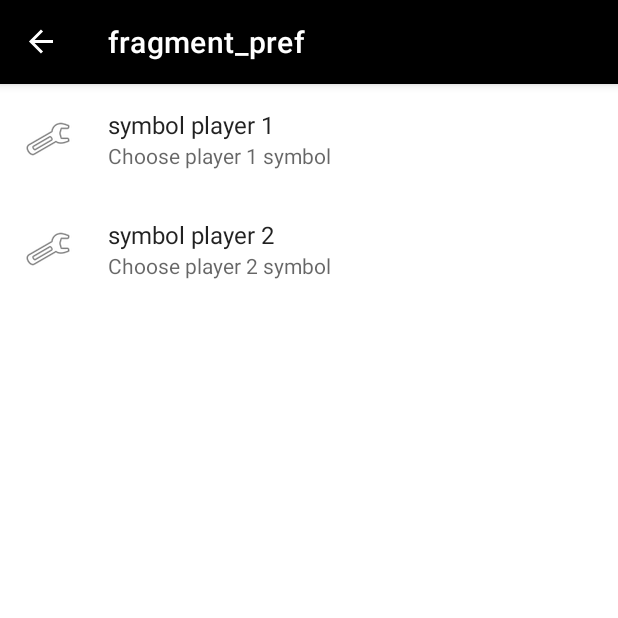
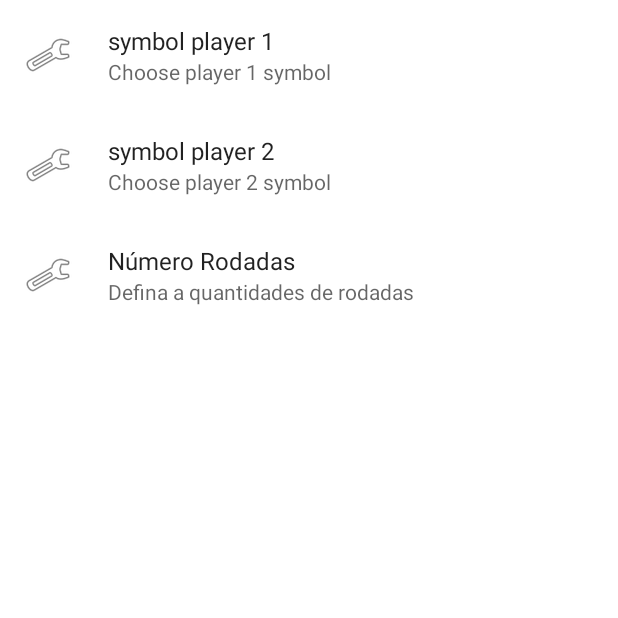
Before and after one commit to DevKalebe/Tic_Tac_Toe_AndroidJava, an Android app: the PrefFragment screen opened through its navigation route, on a phone screen of 412 x 824 dp, the top half of it. Run offline under Robolectric (Android 15) with nearby library versions, the phone set to English and light mode, and no system bars; our stand-ins replace androidx.preference, navigation-ui.

Commit message:
Atualizando Preferencias

```diff
--- a/app/build.gradle
+++ b/app/build.gradle
@@ -10,7 +10,7 @@ android {
         minSdk 21
         targetSdk 32
         versionCode 1
-        versionName "1.0"
+        versionName "1.2.0"
 
         testInstrumentationRunner "androidx.test.runner.AndroidJUnitRunner"
     }
--- a/app/src/main/java/br/senai/sp/cotia/hash/activity/MainActivity.java
+++ b/app/src/main/java/br/senai/sp/cotia/hash/activity/MainActivity.java
@@ -34,6 +34,8 @@ public class MainActivity extends AppCompatActivity {
 
         setSupportActionBar(binding.toolbar);
 
+
+
         NavController navController = Navigation.findNavController(this, R.id.nav_host_fragment_content_main);
         appBarConfiguration = new AppBarConfiguration.Builder(navController.getGraph()).build();
         NavigationUI.setupActionBarWithNavController(this, navController, appBarConfiguration);
--- a/app/src/main/java/br/senai/sp/cotia/hash/fragment/InicioFragment.java
+++ b/app/src/main/java/br/senai/sp/cotia/hash/fragment/InicioFragment.java
@@ -4,12 +4,14 @@ import android.os.Bundle;
 
 import androidx.annotation.NonNull;
 import androidx.annotation.Nullable;
+import androidx.appcompat.app.AppCompatActivity;
 import androidx.fragment.app.Fragment;
 import androidx.navigation.fragment.NavHostFragment;
 
 import android.view.LayoutInflater;
 import android.view.View;
 import android.view.ViewGroup;
+import android.widget.Button;
 
 import br.senai.sp.cotia.hash.R;
 import br.senai.sp.cotia.hash.databinding.FragmentInicioBinding;
@@ -18,22 +20,14 @@ import br.senai.sp.cotia.hash.databinding.FragmentInicioBinding;
 public class InicioFragment extends Fragment {
 
     private FragmentInicioBinding binding;
+    private Button buttonStart;
 
-    public InicioFragment() {
-
-    }
-
-
-    @Override
-    public void onViewCreated(@NonNull View view, @Nullable Bundle savedInstanceState) {
-        super.onViewCreated(view, savedInstanceState);
-
-
-    }
 
     @Override
     public View onCreateView(LayoutInflater inflater, ViewGroup container,
                              Bundle savedInstanceState) {
+
+        binding = FragmentInicioBinding.inflate(inflater, container, false);
 
         binding.buttonStart.setOnClickListener(new View.OnClickListener() {
             @Override
@@ -43,6 +37,16 @@ public class InicioFragment extends Fragment {
             }
         });
 
-        return inflater.inflate(R.layout.fragment_inicio, container, false);
+        return binding.getRoot();
+    }
+
+    @Override
+    public void onStart() {
+        super.onStart();
+        // pega a referência para a activity
+        AppCompatActivity minhaActivity = (AppCompatActivity) getActivity();
+        // oculta a action bar
+        minhaActivity.getSupportActionBar().hide();
+
     }
 }
--- a/app/src/main/res/layout/fragment_inicio.xml
+++ b/app/src/main/res/layout/fragment_inicio.xml
@@ -19,6 +19,8 @@
             android:layout_height="match_parent"
             android:layout_marginTop="240dp"
             android:layout_marginBottom="20dp"
+            android:layout_marginStart="5dp"
+            android:layout_marginEnd="5dp"
             android:layout_weight="1"
             android:text="@string/titleHomeGame"
             android:textAlignment="center"
--- a/app/src/main/res/menu/menu_main.xml
+++ b/app/src/main/res/menu/menu_main.xml
@@ -5,16 +5,14 @@
     <item
         android:icon="@android:drawable/ic_menu_revert"
         android:id="@+id/menu_resetar"
-        android:title="@string/action_settings"
-        app:showAsAction="never" />
-    <item
-        android:icon="@android:drawable/ic_media_previous"
-        android:id="@+id/menu_inicio"
-        android:title="@string/action_settings"
-        app:showAsAction="never" />
+        android:title="Resetar"
+        app:showAsAction="never"
+        />
+
     <item
         android:icon="@android:drawable/ic_menu_preferences"
         android:id="@+id/menu_prefs"
-        android:title="@string/action_settings"
-        app:showAsAction="never" />
+        android:title="Preferencias"
+        app:showAsAction="never"
+        />
 </menu>
--- a/app/src/main/res/navigation/nav_graph.xml
+++ b/app/src/main/res/navigation/nav_graph.xml
@@ -3,7 +3,7 @@
     xmlns:app="http://schemas.android.com/apk/res-auto"
     xmlns:tools="http://schemas.android.com/tools"
     android:id="@+id/nav_graph"
-    app:startDestination="@id/jogoFragment">
+    app:startDestination="@id/inicioFragment">
 
     <fragment
         android:id="@+id/inicioFragment"
--- a/app/src/main/res/values/strings.xml
+++ b/app/src/main/res/values/strings.xml
@@ -18,4 +18,8 @@
     <string name="summaryPlayer2">Choose player 2 symbol</string>
     <string name="titleHomeGame">Welcome to the tic-tac-toe game</string>
     <string name="buttonStart">Start Game</string>
+    <string name="resetMenu">Reset</string>
+    <string name="startMenu">Start</string>
+    <string name="winnerPlay1">congratulations to Player 1</string>
+    <string name="winnerPlay2">congratulations to Player 2</string>
 </resources>
--- a/app/src/main/res/values/style.xml
+++ b/app/src/main/res/values/style.xml
@@ -7,6 +7,7 @@
         <item name="android:layout_margin">10dp</item>
         <item name="android:layout_weight">1</item>
         <item name="android:backgroundTint">@color/white</item>
+        <item name="android:textSize">30dp</item>
     </style>
 
 </resources>
--- a/app/src/main/res/xml/preferences.xml
+++ b/app/src/main/res/xml/preferences.xml
@@ -12,4 +12,11 @@
         android:title="@string/simbolPlayer2"
         android:summary="@string/summaryPlayer2"
         />
+    <androidx.preference.EditTextPreference
+
+        android:icon="@android:drawable/ic_menu_manage"
+        android:key="n_jogada"
+        android:title="Número Rodadas"
+        android:summary="Defina a quantidades de rodadas"
+        />
 </androidx.preference.PreferenceScreen>
```
Also changed, not shown: app/src/main/java/br/senai/sp/cotia/hash/fragment/JogoFragment.java (+91 -19 lines), app/src/main/java/br/senai/sp/cotia/hash/util/PrefsUtil.java (+3 -11 lines), app/src/main/res/layout/fragment_jogo.xml (+29 -10 lines), 1 other file.
